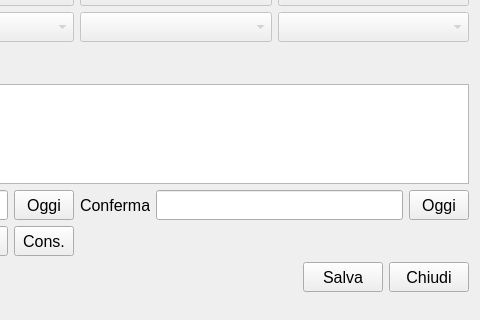
The window that Tomb.ui (LuigiCaradonna/funeraria) describes before a commit, drawn with Qt 5; both pictures show x 720 to 1200 and y 370 to 690 of the 1200 by 690 pixel window.
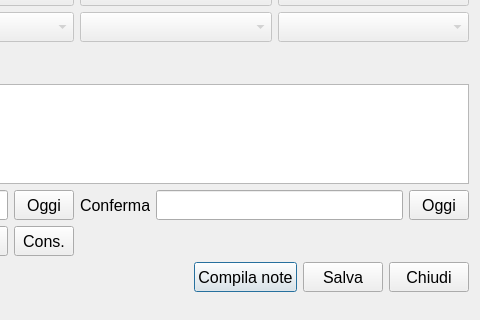
The same window after the commit.

Commit message: Removed autoupdate for Note field, replaced by a button to push to fill the field

```diff
--- a/Tomb.ui
+++ b/Tomb.ui
@@ -2255,6 +2255,19 @@
          </property>
         </spacer>
        </item>
+       <item>
+        <widget class="QPushButton" name="btnCompNotes">
+         <property name="minimumSize">
+          <size>
+           <width>0</width>
+           <height>30</height>
+          </size>
+         </property>
+         <property name="text">
+          <string>Compila note</string>
+         </property>
+        </widget>
+       </item>
        <item>
         <widget class="QPushButton" name="btnSave">
          <property name="minimumSize">
```
The commit also changes 1 other file.
